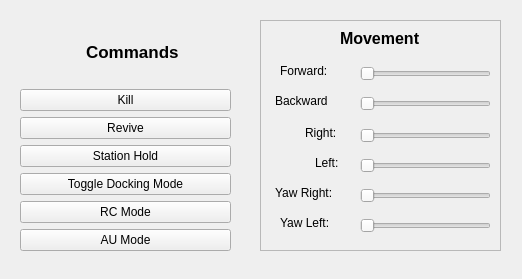
This is utils/navigator_rqt/resource/navigator_gui.ui in uf-mil/mil as Qt 5 draws it before an edit. The edited form follows.
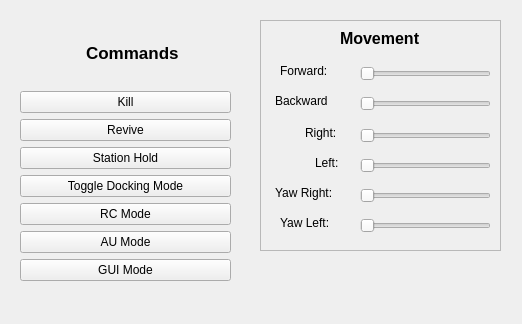
This is the edited form.

Commit message: GUI: Add gui wrench arbiter support

Patch:
```diff
--- a/utils/navigator_rqt/resource/navigator_gui.ui
+++ b/utils/navigator_rqt/resource/navigator_gui.ui
@@ -7,7 +7,7 @@
     <x>0</x>
     <y>0</y>
     <width>522</width>
-    <height>279</height>
+    <height>324</height>
    </rect>
   </property>
   <property name="windowTitle">
@@ -19,7 +19,7 @@
      <x>20</x>
      <y>20</y>
      <width>211</width>
-     <height>231</height>
+     <height>261</height>
     </rect>
    </property>
    <layout class="QVBoxLayout" name="verticalLayout">
@@ -79,6 +79,13 @@
       </property>
      </widget>
     </item>
+    <item>
+     <widget class="QPushButton" name="gui_mode">
+      <property name="text">
+       <string>GUI Mode</string>
+      </property>
+     </widget>
+    </item>
    </layout>
   </widget>
   <widget class="QFrame" name="frame">
```
Left out of the diff: 1 changed line with no effect on the pictures. The commit also changes 3 other files.
